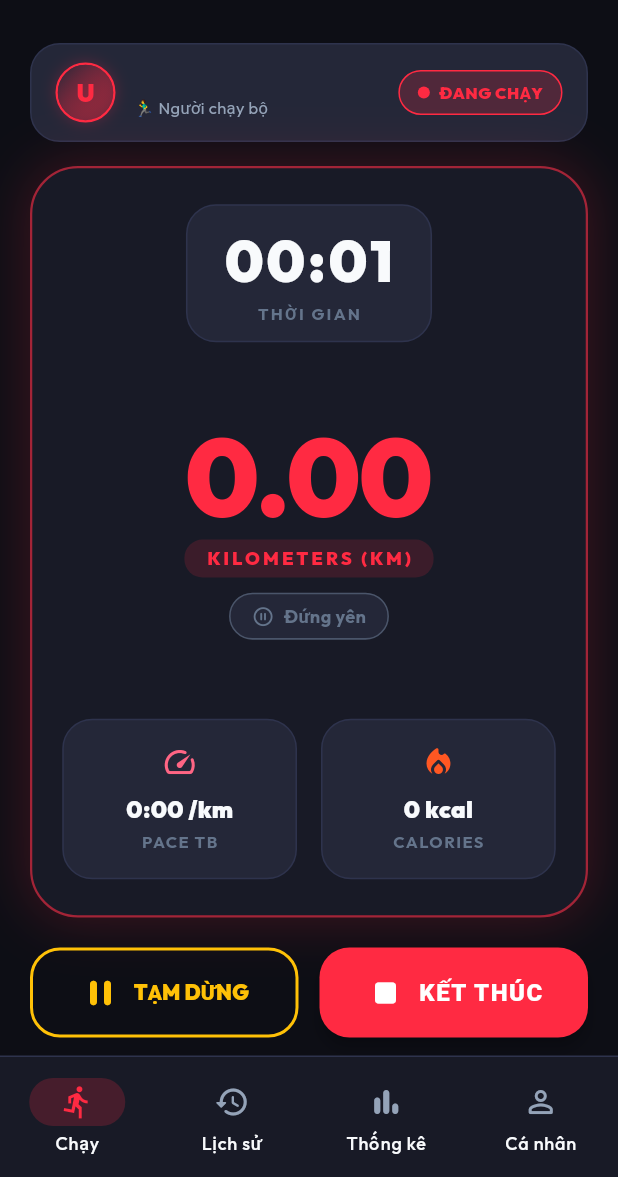
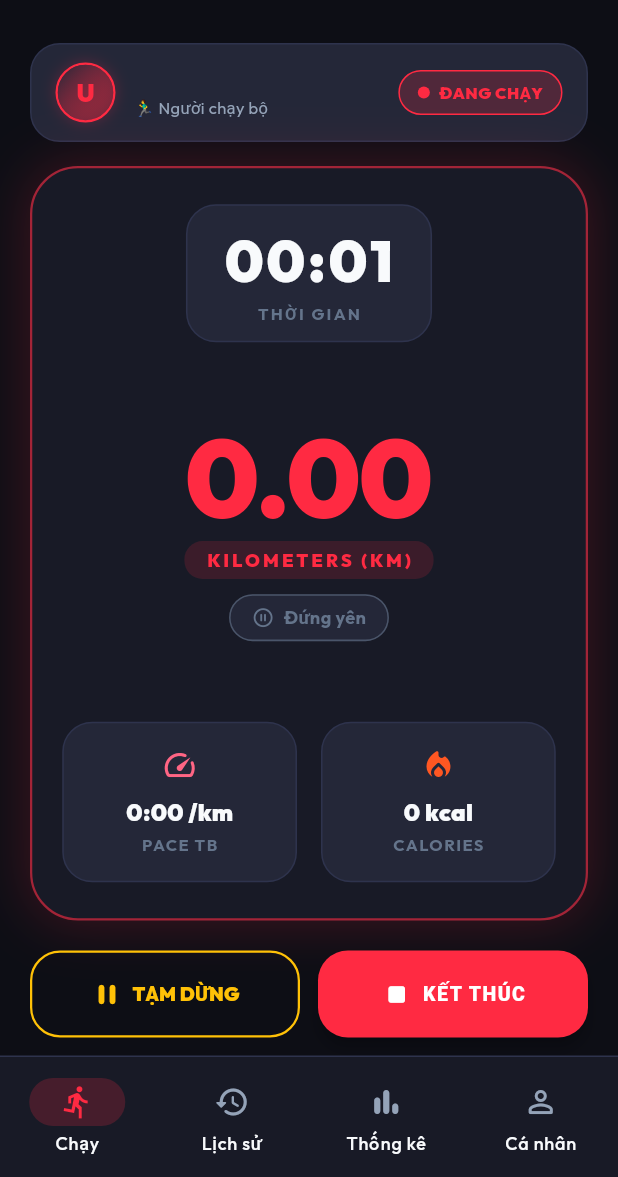
Before and after one commit to leliendaii/Nocodevn-Running, a Flutter app: the MainShell screen opened directly, after a tap on "BẮT ĐẦU CHẠY", on a phone screen of 412 x 824 dp, the part 59-1236 px from its top. Run offline on Flutter 3.47's test engine with Material 3 defaults, Android fonts, the phone set to English and light mode, and no system bars; our stand-ins replace device_preview, fl_chart, geolocator, google_fonts, image_picker, shared_preferences and 1 more; accounts and stored records are empty.

Commit message:
Fix: Sua layout chu KET THUC bi tran va tu dong reload du lieu khi mo lai app

```diff
--- a/lib/screens/main_shell.dart
+++ b/lib/screens/main_shell.dart
@@ -21,20 +21,42 @@ class MainShell extends StatefulWidget {
   State<MainShell> createState() => _MainShellState();
 }
 
-class _MainShellState extends State<MainShell> {
+class _MainShellState extends State<MainShell> with WidgetsBindingObserver {
   int _currentIndex = 0;
   TimeFilter _personalFilter = TimeFilter.week;
 
   @override
   void initState() {
     super.initState();
+    WidgetsBinding.instance.addObserver(this);
     WidgetsBinding.instance.addPostFrameCallback((_) {
-      final auth = context.read<AuthProvider>();
-      auth.refreshProfileFromServer();
-      if (auth.currentUser != null) {
-        context.read<RunningProvider>().loadAutoEndConfigForUser(auth.currentUser!.id);
-      }
+      _refreshAllAppData();
     });
+  }
+
+  @override
+  void dispose() {
+    WidgetsBinding.instance.removeObserver(this);
+    super.dispose();
+  }
+
+  @override
+  void didChangeAppLifecycleState(AppLifecycleState state) {
+    if (state == AppLifecycleState.resumed) {
+      debugPrint('📱 [LIFECYCLE] Người dùng quay lại App -> Tự động làm mới dữ liệu mới nhất!');
+      _refreshAllAppData();
+    }
+  }
+
+  void _refreshAllAppData() {
+    if (!mounted) return;
+    final auth = context.read<AuthProvider>();
+    auth.refreshProfileFromServer();
+    final running = context.read<RunningProvider>();
+    if (auth.currentUser != null) {
+      running.loadAutoEndConfigForUser(auth.currentUser!.id);
+    }
+    running.refreshAllData();
   }
 
   @override
--- a/lib/screens/running_screen.dart
+++ b/lib/screens/running_screen.dart
@@ -489,19 +489,26 @@ class _RunningScreenState extends State<RunningScreen> with SingleTickerProvider
               if (running.isIdle || running.state == TrackingState.finished) ...[
                 SizedBox(
                   width: double.infinity,
-                  height: 60,
-                  child: ElevatedButton.icon(
+                  height: 58,
+                  child: ElevatedButton(
                     onPressed: () => running.startTracking(user?.id),
-                    icon: const Icon(Icons.play_arrow_rounded, size: 32, color: Colors.white),
-                    label: const Text(
-                      'BẮT ĐẦU CHẠY',
-                      style: TextStyle(fontSize: 16, fontWeight: FontWeight.w900, letterSpacing: 1.0),
-                    ),
                     style: ElevatedButton.styleFrom(
                       backgroundColor: AppTheme.primaryNeon,
+                      padding: const EdgeInsets.symmetric(horizontal: 16),
                       shape: RoundedRectangleBorder(borderRadius: BorderRadius.circular(20)),
                       elevation: 8,
                       shadowColor: AppTheme.primaryNeon.withValues(alpha: 0.5),
+                    ),
+                    child: const Row(
+                      mainAxisAlignment: MainAxisAlignment.center,
+                      children: [
+                        Icon(Icons.play_arrow_rounded, size: 28, color: Colors.white),
+                        SizedBox(width: 8),
+                        Text(
+                          'BẮT ĐẦU CHẠY',
+                          style: TextStyle(fontSize: 15, fontWeight: FontWeight.w900, letterSpacing: 0.8),
+                        ),
+                      ],
                     ),
                   ),
                 ),
@@ -510,35 +517,55 @@ class _RunningScreenState extends State<RunningScreen> with SingleTickerProvider
                   children: [
                     Expanded(
                       child: SizedBox(
-                        height: 60,
-                        child: OutlinedButton.icon(
+                        height: 58,
+                        child: OutlinedButton(
                           onPressed: () => running.pauseTracking(),
-                          icon: const Icon(Icons.pause_rounded, color: Colors.amber, size: 28),
-                          label: const Text(
-                            'TẠM DỪNG',
-                            style: TextStyle(color: Colors.amber, fontWeight: FontWeight.w900),
+                          style: OutlinedButton.styleFrom(
+                            side: const BorderSide(color: Colors.amber, width: 1.5),
+                            padding: const EdgeInsets.symmetric(horizontal: 8),
+                            shape: RoundedRectangleBorder(borderRadius: BorderRadius.circular(20)),
                           ),
-                          style: OutlinedButton.styleFrom(
-                            side: const BorderSide(color: Colors.amber, width: 2),
-                            shape: RoundedRectangleBorder(borderRadius: BorderRadius.circular(20)),
+                          child: const Row(
+                            mainAxisAlignment: MainAxisAlignment.center,
+                            children: [
+                              Icon(Icons.pause_rounded, color: Colors.amber, size: 22),
+                              SizedBox(width: 6),
+                              Flexible(
+                                child: Text(
+                                  'TẠM DỪNG',
+                                  maxLines: 1,
+                                  style: TextStyle(color: Colors.amber, fontSize: 13, fontWeight: FontWeight.w900),
+                                ),
+                              ),
+                            ],
                           ),
                         ),
                       ),
                     ),
-                    const SizedBox(width: 14),
+                    const SizedBox(width: 12),
                     Expanded(
                       child: SizedBox(
-                        height: 60,
-                        child: ElevatedButton.icon(
+                        height: 58,
+                        child: ElevatedButton(
                           onPressed: () => _showSaveRunDialog(context, running, user?.id ?? '', user?.name ?? ''),
-                          icon: const Icon(Icons.stop_rounded, color: Colors.white, size: 28),
-                          label: const Text(
-                            'KẾT THÚC',
-                            style: TextStyle(color: Colors.white, fontWeight: FontWeight.w900),
-                          ),
                           style: ElevatedButton.styleFrom(
                             backgroundColor: AppTheme.primaryNeon,
+                            padding: const EdgeInsets.symmetric(horizontal: 8),
                             shape: RoundedRectangleBorder(borderRadius: BorderRadius.circular(20)),
+                          ),
+                          child: const Row(
+                            mainAxisAlignment: MainAxisAlignment.center,
+                            children: [
+                              Icon(Icons.stop_rounded, color: Colors.white, size: 22),
+                              SizedBox(width: 6),
+                              Flexible(
+                                child: Text(
+                                  'KẾT THÚC',
+                                  maxLines: 1,
+                                  style: TextStyle(color: Colors.white, fontSize: 13, fontWeight: FontWeight.w900),
+                                ),
+                              ),
+                            ],
                           ),
                         ),
                       ),
@@ -550,35 +577,55 @@ class _RunningScreenState extends State<RunningScreen> with SingleTickerProvider
                   children: [
                     Expanded(
                       child: SizedBox(
-                        height: 60,
-                        child: ElevatedButton.icon(
+                        height: 58,
+                        child: ElevatedButton(
                           onPressed: () => running.resumeTracking(),
-                          icon: const Icon(Icons.play_arrow_rounded, color: Colors.white, size: 28),
-                          label: const Text(
-                            'TIẾP TỤC',
-                            style: TextStyle(fontWeight: FontWeight.w900, color: Colors.white),
-                          ),
                           style: ElevatedButton.styleFrom(
                             backgroundColor: AppTheme.success,
+                            padding: const EdgeInsets.symmetric(horizontal: 8),
                             shape: RoundedRectangleBorder(borderRadius: BorderRadius.circular(20)),
+                          ),
+                          child: const Row(
+                            mainAxisAlignment: MainAxisAlignment.center,
+                            children: [
+                              Icon(Icons.play_arrow_rounded, color: Colors.white, size: 22),
+                              SizedBox(width: 6),
+                              Flexible(
+                                child: Text(
+                                  'TIẾP TỤC',
+                                  maxLines: 1,
+                                  style: TextStyle(fontWeight: FontWeight.w900, color: Colors.white, fontSize: 13),
+                                ),
+                              ),
+                            ],
                           ),
                         ),
                       ),
                     ),
-                    const SizedBox(width: 14),
+                    const SizedBox(width: 12),
                     Expanded(
                       child: SizedBox(
-                        height: 60,
-                        child: ElevatedButton.icon(
+                        height: 58,
+                        child: ElevatedButton(
                           onPressed: () => _showSaveRunDialog(context, running, user?.id ?? '', user?.name ?? ''),
-                          icon: const Icon(Icons.stop_rounded, color: Colors.white, size: 28),
-                          label: const Text(
-                            'KẾT THÚC',
-                            style: TextStyle(color: Colors.white, fontWeight: FontWeight.w900),
-                          ),
                           style: ElevatedButton.styleFrom(
                             backgroundColor: AppTheme.primaryNeon,
+                            padding: const EdgeInsets.symmetric(horizontal: 8),
                             shape: RoundedRectangleBorder(borderRadius: BorderRadius.circular(20)),
+                          ),
+                          child: const Row(
+                            mainAxisAlignment: MainAxisAlignment.center,
+                            children: [
+                              Icon(Icons.stop_rounded, color: Colors.white, size: 22),
+                              SizedBox(width: 6),
+                              Flexible(
+                                child: Text(
+                                  'KẾT THÚC',
+                                  maxLines: 1,
+                                  style: TextStyle(color: Colors.white, fontSize: 13, fontWeight: FontWeight.w900),
+                                ),
+                              ),
+                            ],
                           ),
                         ),
                       ),
```
